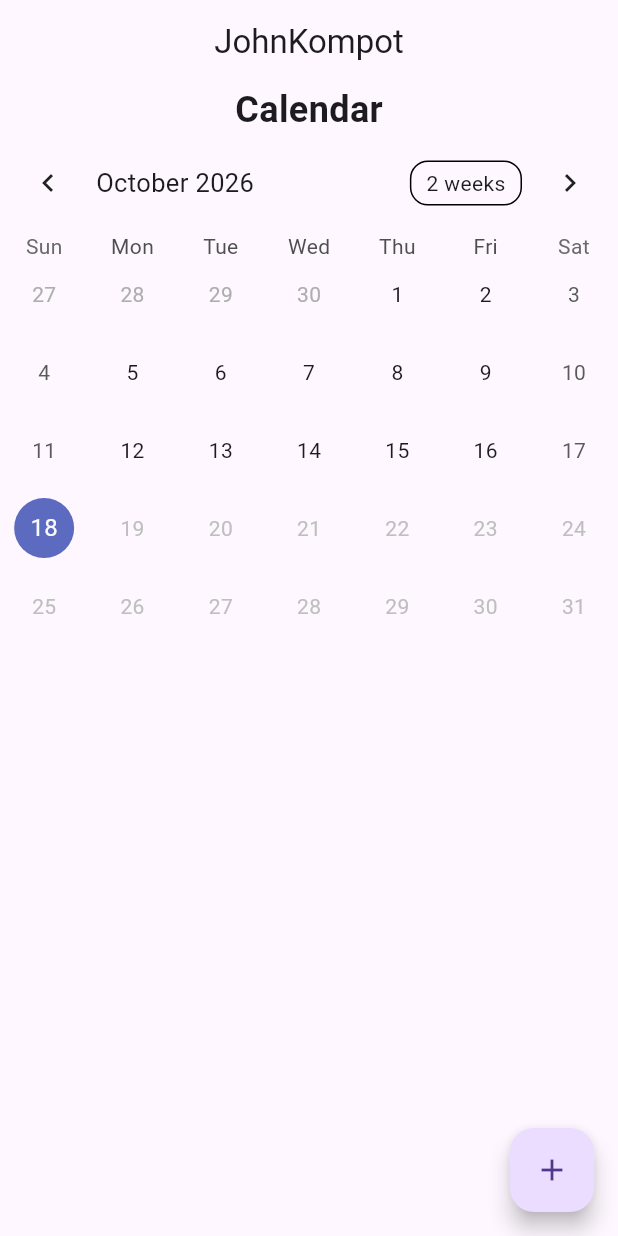
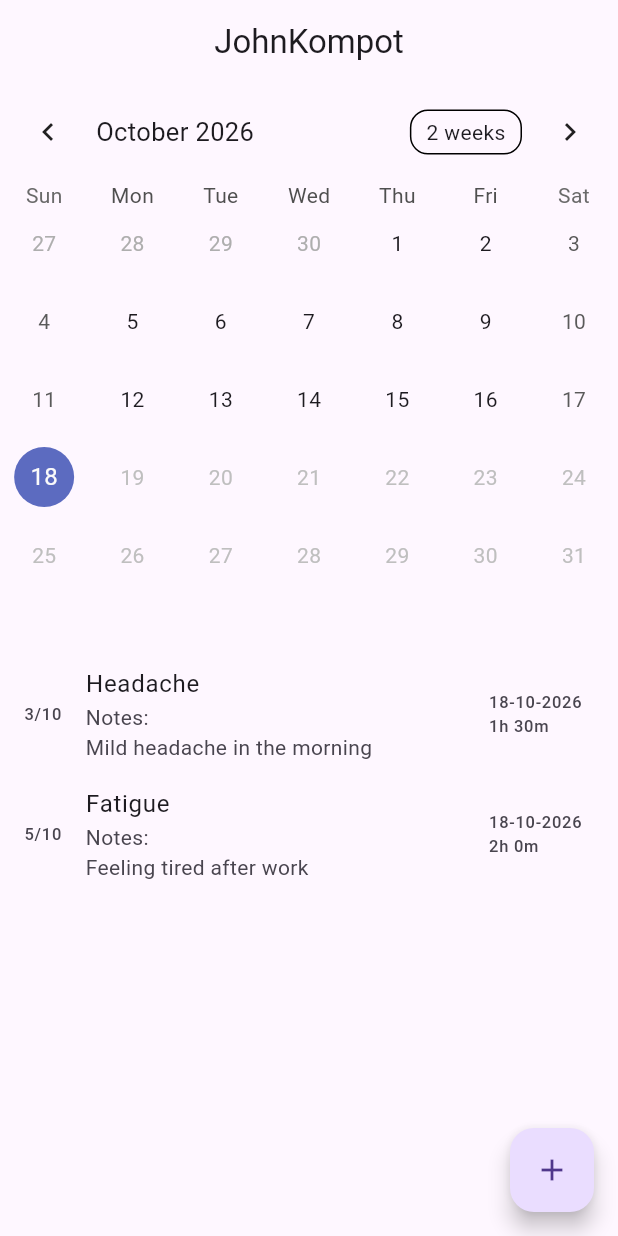
Before and after one commit to RakTotah/HealthHack48-2026, a Flutter app: the screen it shows after launch, on a phone screen of 412 x 824 dp. Run offline on Flutter 3.47's test engine with Material 3 defaults, Android fonts, the phone set to English and light mode, and no system bars; drawn by our look-alikes of table_calendar.

Commit message:
working symptoms

```diff
--- a/frontend/lib/main.dart
+++ b/frontend/lib/main.dart
@@ -1,5 +1,6 @@
 import 'package:flutter/material.dart';
 import 'package:table_calendar/table_calendar.dart';
+import 'package:intl/intl.dart';
 
 void main() {
   runApp (MaterialApp(
@@ -106,6 +107,23 @@ class _CalendarState extends State<Calendar> {
       case 0:
         // Fetch symptoms for the selected day
         // return symptomsForRange(_selectedDay, 0);
+        Symptom exampleSymptom = (
+          name: "Headache",
+          note: "Mild headache in the morning",
+          severity: 3,
+          date: _selectedDay,
+          hours: 1,
+          minutes: 30
+        );
+        Symptom exampleSymptom2 = (
+          name: "Fatigue",
+          note: "Feeling tired after work",
+          severity: 5,
+          date: DateTime.now(),
+          hours: 2,
+          minutes: 0
+        );
+        return [exampleSymptom, exampleSymptom2];
       case 1:
         // Fetch symptoms for the selected range
         // return symptomsForRange(_selectedDay, _selectedRange);
@@ -127,7 +145,6 @@ class _CalendarState extends State<Calendar> {
     return Column(
       mainAxisAlignment: MainAxisAlignment.start,
       children: [
-        Text("Calendar", style: TextStyle(fontSize: 24, fontWeight: FontWeight.bold)),
         TableCalendar(
           firstDay: DateTime.utc(2020, 1, 1),
           lastDay: DateTime.now(),
@@ -148,7 +165,7 @@ class _CalendarState extends State<Calendar> {
         SizedBox(height: 20),
         //ModeSelector(),
         SizedBox(height: 20),
-        //SymptomList(),
+        SymptomList(_getSymptoms()),
       ],
     );
   }
@@ -208,13 +225,15 @@ class SymptomDisplay extends StatelessWidget {
   const SymptomDisplay({super.key, required this.symptom});
 
   final Symptom symptom;
+  static final DateFormat formatter = DateFormat('dd-MM-yyyy');
 
   @override
   Widget build(BuildContext context) {
     return ListTile(
       title: Text(symptom.name),
-      subtitle: Text("${symptom.note} - Severity: ${symptom.severity}"),
-      trailing: Text("${symptom.date.toLocal()}"),
+      subtitle: Text("Notes:\n${symptom.note}"),
+      trailing: Text("${formatter.format(symptom.date)}\n${symptom.hours}h ${symptom.minutes}m"),
+      leading: Text("${symptom.severity}/10"),
     );
   }
 }
--- a/frontend/pubspec.yaml
+++ b/frontend/pubspec.yaml
@@ -8,6 +8,7 @@ environment:
 
 dependencies:
   table_calendar: ^3.3.0
+  intl: ^0.19.0
   flutter:
     sdk: flutter
 
```
